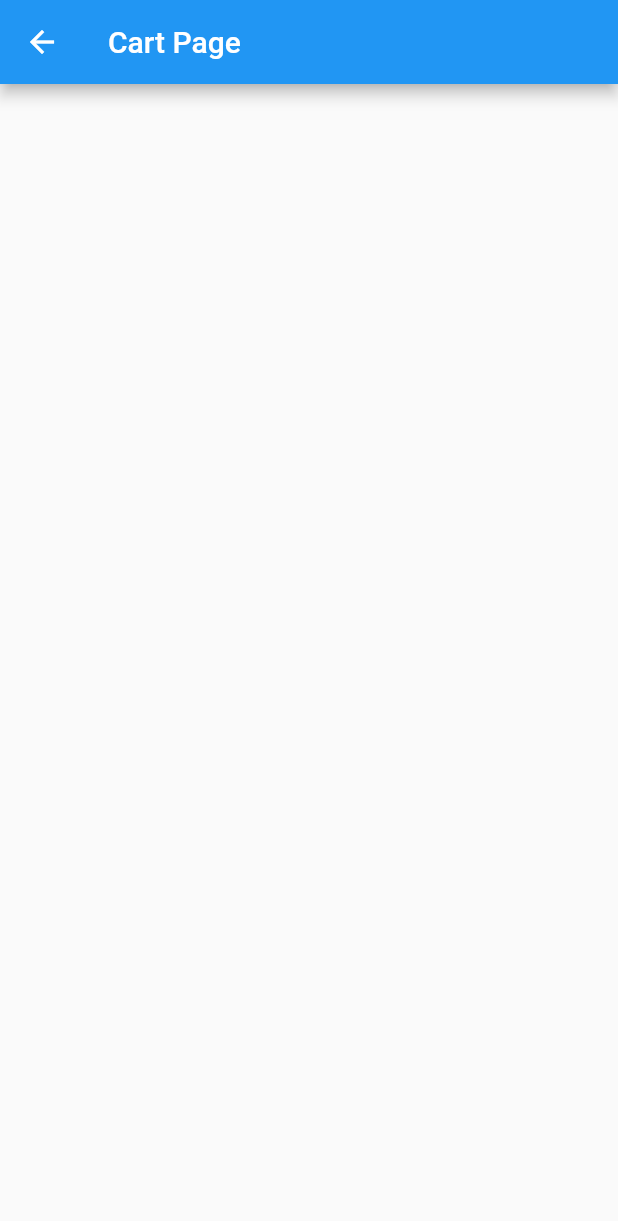
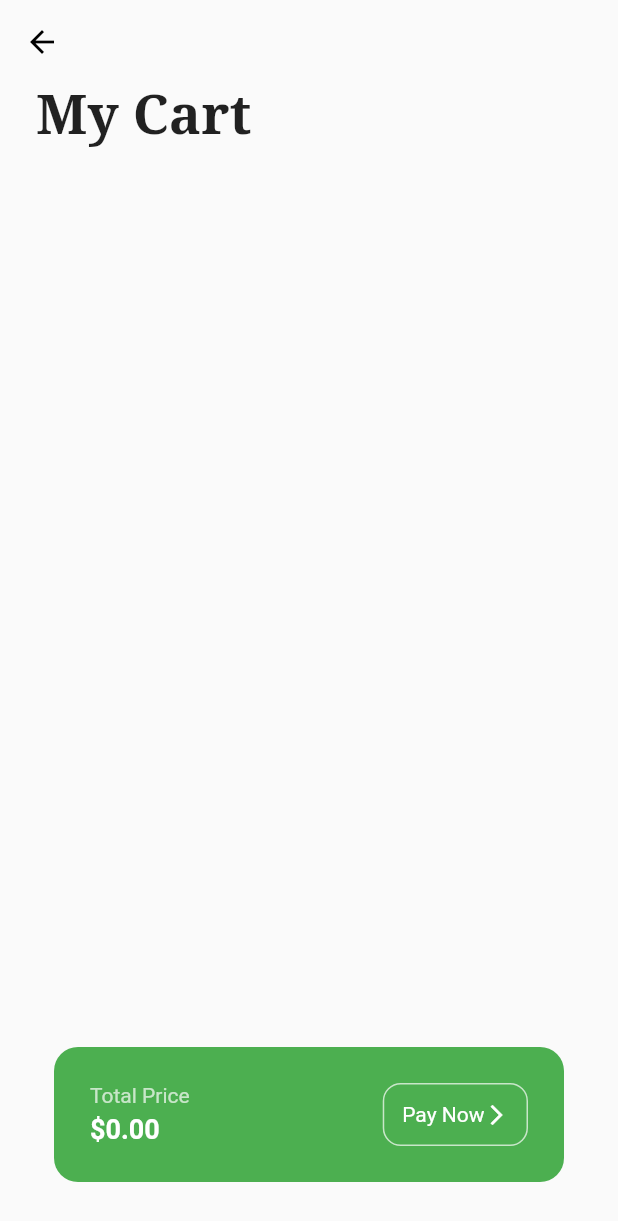
Before and after one commit to daniellekom/grocery_list_flutter, a Flutter app: the screen it shows after launch, after a tap on "Get Started", after a tap on the "shopping bag" icon, on a phone screen of 412 x 824 dp. Shown: the top 1221 px of the screen. Run offline on Flutter 3.47's test engine with Material 2 defaults, Android fonts, the phone set to English and light mode, and no system bars; our stand-ins replace google_fonts.

Commit message:
completed navigation

```diff
--- a/lib/model/cart_model.dart
+++ b/lib/model/cart_model.dart
@@ -3,7 +3,7 @@ import 'package:flutter/material.dart';
 
 class CartModel extends ChangeNotifier {
   // list of items on sale
-  final List _shopItems = [
+  final List _shopItems = const [
     // [ itemName, itemPrice, imagePath, color ]
     ['avocado', '4.00', 'lib/images/avocado.png', Colors.green],
     ['banana', '1.50', 'lib/images/banana.png', Colors.yellow],
@@ -15,23 +15,26 @@ class CartModel extends ChangeNotifier {
   // list of cart items
   List _cartItems = [];
 
-  get shopItems => _shopItems;
   get cartItems => _cartItems;
 
+  get shopItems => _shopItems;
+
   // add item to cart
-    void addItemToCart(int index){
+  void addItemToCart(int index) {
     _cartItems.add(_shopItems[index]);
     notifyListeners();
   }
+
   // remove item from cart
-    void removeItemFromCart(int index){
-      _cartItems.removeAt(_shopItems[index]);
+  void removeItemFromCart(int index) {
+    _cartItems.removeAt(index);
     notifyListeners();
   }
+
 // calculate total price string bc u want to return a value
-  String calculateTotal(){
+String calculateTotal() {
   double totalPrice = 0;
-    for(int i = 0; i < _cartItems.length; i++){
+  for (int i = 0; i < _cartItems.length; i++) {
     totalPrice += double.parse(_cartItems[i][1]);
   }
   return totalPrice.toStringAsFixed(2);
--- a/lib/pages/cart_page.dart
+++ b/lib/pages/cart_page.dart
@@ -1,4 +1,8 @@
 import 'package:flutter/material.dart';
+import 'package:google_fonts/google_fonts.dart';
+import 'package:provider/provider.dart';
+
+import '../model/cart_model.dart';
 
 class CartPage extends StatelessWidget {
   const CartPage({Key? key}) : super(key: key);
@@ -6,10 +10,96 @@ class CartPage extends StatelessWidget {
   @override
   Widget build(BuildContext context) {
     return Scaffold(
-      appBar: AppBar(title: Text("Cart Page ")),
-      body: Column(children: [
-        Expanded(child: ListView())
-      ],),
+      appBar: AppBar(
+        backgroundColor: Colors.transparent,
+        elevation: 0,
+        iconTheme: IconThemeData(color: Colors.black),
+      ),
+      body: Consumer<CartModel>(builder: (context, value, child) {
+        return Column(
+          crossAxisAlignment: CrossAxisAlignment.start,
+          children: [
+            Padding(
+              padding: const EdgeInsets.symmetric(horizontal: 24.0),
+              child: Text(
+                "My Cart",
+                style: GoogleFonts.notoSerif(fontSize: 36, fontWeight: FontWeight.bold),
+              ),
+            ),
+            //list of cart items
+            Expanded(
+              child: ListView.builder(
+                itemCount: value.cartItems.length,
+                padding: EdgeInsets.all(12),
+                itemBuilder: (context, index) {
+                  return Padding(
+                    padding: const EdgeInsets.all(12.0),
+                    child: Container(
+                      decoration: BoxDecoration(color: Colors.grey[200], borderRadius: BorderRadius.circular(8)),
+                      child: ListTile(
+                        leading: Image.asset(
+                          value.cartItems[index][2],
+                          height: 36,
+                        ),
+                        title: Text(value.cartItems[index][0]),
+                        subtitle: Text('\$' + value.cartItems[index][1]),
+                        trailing: IconButton(
+                          icon: const Icon(Icons.cancel),
+                          onPressed: () => Provider.of<CartModel>(context, listen: false).removeItemFromCart(index),
+                        ),
+                      ),
+                    ),
+                  );
+                },
+              ),
+            ),
+
+            //total + pay now
+            Padding(
+              padding: const EdgeInsets.all(36.0),
+              child: Container(
+                decoration: BoxDecoration(color: Colors.green, borderRadius: BorderRadius.circular(16)),
+                padding: EdgeInsets.all(24),
+                child: Row(
+                  mainAxisAlignment: MainAxisAlignment.spaceBetween,
+                  children: [
+                    Column(
+                      crossAxisAlignment: CrossAxisAlignment.start,
+                      children: [
+                        Text(
+                          "Total Price",
+                          style: TextStyle(color: Colors.green[100]),
+                        ),
+                        SizedBox(height: 4,),
+                        Text(
+                         '\$${value.calculateTotal()}',
+                          style: const TextStyle(color: Colors.white, fontSize: 18, fontWeight: FontWeight.bold),
+                        ),
+                      ],
+                    ),
+                    //pay now button
+                    Container(
+                      decoration: BoxDecoration(border: Border.all(color: Colors.green.shade100),borderRadius: BorderRadius.circular(12),
+                      ),
+                      padding: EdgeInsets.all(12),
+                      child: Row(
+                        children: const [
+                          Text("Pay Now",
+                            style: TextStyle(color: Colors.white),
+                          ),
+                          Icon(Icons.arrow_forward_ios,
+                            size: 16,
+                            color: Colors.white,
+                          )
+                        ],
+                      ),)
+                  ],
+                ),
+              ),
+            )
+          ],
+        );
+      }),
     );
   }
 }
--- a/lib/pages/intro_page.dart
+++ b/lib/pages/intro_page.dart
@@ -1,6 +1,5 @@
 import 'package:flutter/material.dart';
 import 'package:google_fonts/google_fonts.dart';
-
 import 'home_page.dart';
 
 class IntroPage extends StatelessWidget {
@@ -26,7 +25,7 @@ class IntroPage extends StatelessWidget {
               style: GoogleFonts.notoSerif(fontSize: 40, fontWeight: FontWeight.bold),
             ),
           ),
-          SizedBox(
+          const SizedBox(
             height: 24,
           ),
           // subtitle
```
Also changed, not shown: 3 other files. Lines whose indentation alone changed are shown as unchanged.
